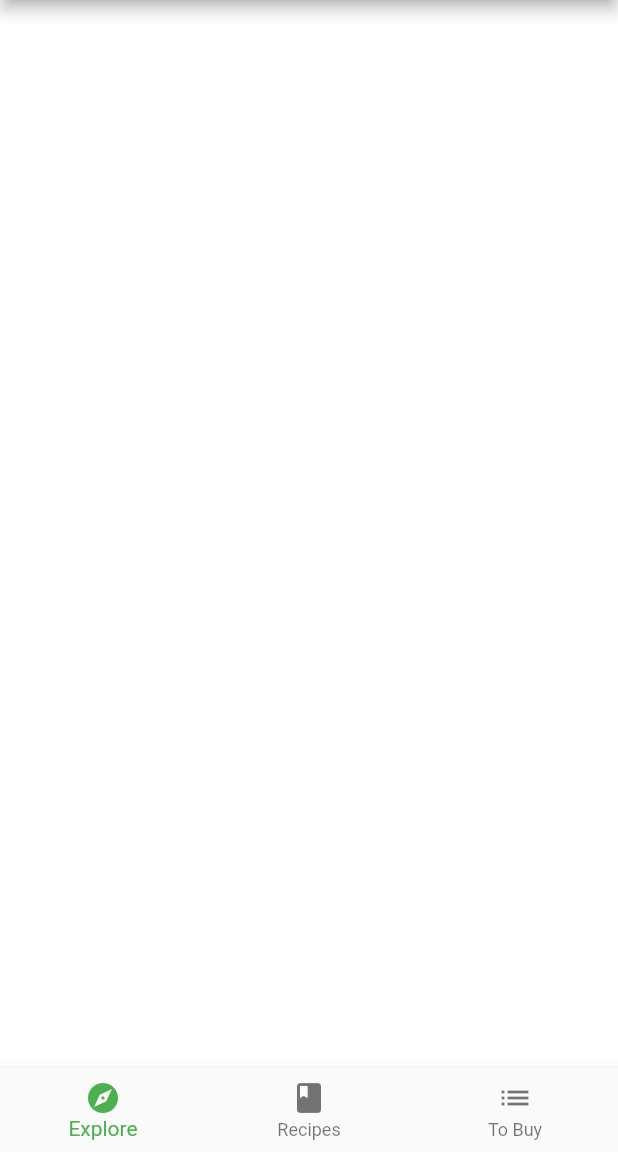
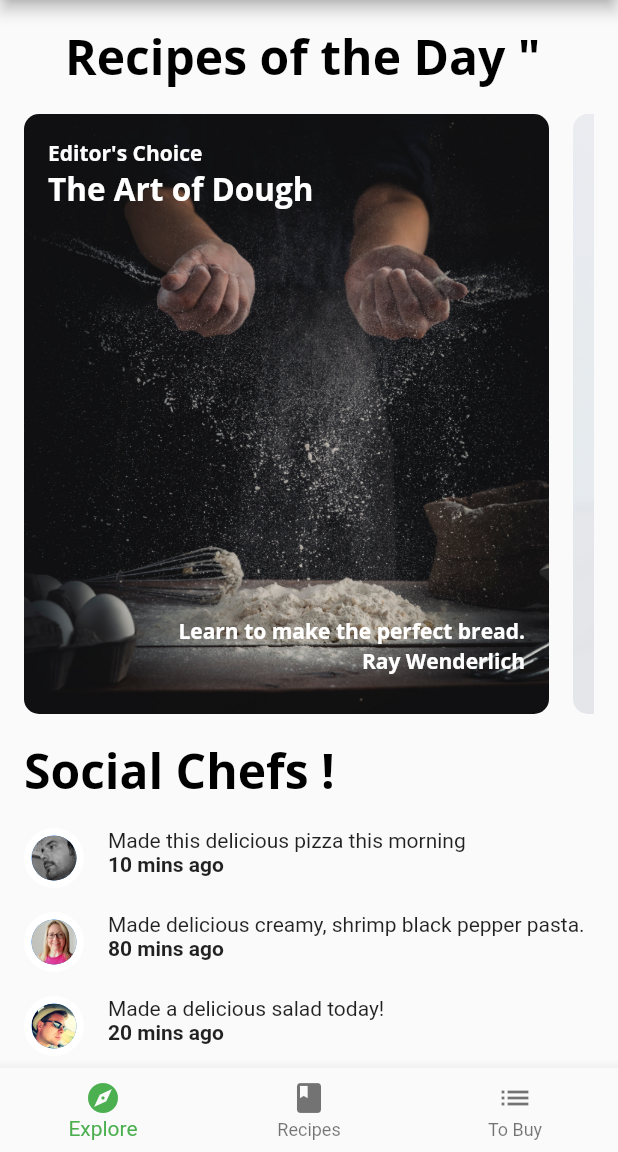
Before and after one commit to aymanobeid0/flutter_apprentice, a Flutter app: the screen it shows after launch, on a phone screen of 412 x 824 dp, the part 84-1236 px from its top. Run offline on Flutter 3.47's test engine with Material 2 defaults, Android fonts, the phone set to English and light mode, and no system bars; our stand-ins replace google_fonts.

Commit message:
List views

```diff
--- a/scrollingwidget/lib/components/components.dart
+++ b/scrollingwidget/lib/components/components.dart
@@ -3,3 +3,6 @@
 export 'card2.dart';
 export 'card3.dart';
 export 'circle_image.dart';
+export 'today_recipe_list_view.dart';
+export 'friend_post_tile.dart';
+export 'friend_post_list_view.dart';
--- /dev/null
+++ b/scrollingwidget/lib/components/friend_post_list_view.dart
@@ -0,0 +1,45 @@
+import 'package:flutter/material.dart';
+import '../models/models.dart';
+import 'components.dart';
+
+class FriendPostListView extends StatelessWidget {
+  const FriendPostListView({Key? key, required this.friendPosts})
+      : super(key: key);
+  final List<Post> friendPosts;
+
+  @override
+  Widget build(BuildContext context) {
+    return Padding(
+      padding: const EdgeInsets.only(
+        left: 16,
+        right: 16,
+        top: 0,
+      ),
+      child: Column(
+        crossAxisAlignment: CrossAxisAlignment.start,
+        children: [
+          Text('Social Chefs ! ', style: Theme.of(context).textTheme.headline1),
+          const SizedBox(height: 16),
+          // TODO: Add PostListView here
+          ListView.separated(
+            // 2
+            primary: false, // 3
+            physics: const NeverScrollableScrollPhysics(), // 4
+            shrinkWrap: true,
+            scrollDirection: Axis.vertical,
+            itemCount: friendPosts.length,
+            itemBuilder: (context, index) {
+              final post = friendPosts[index];
+              return FriendPostTile(post: post);
+            },
+            separatorBuilder: (context, index) {
+              // 6
+              return const SizedBox(height: 16);
+            },
+          ),
+          const SizedBox(height: 16),
+        ],
+      ),
+    );
+  }
+}
--- /dev/null
+++ b/scrollingwidget/lib/components/friend_post_tile.dart
@@ -0,0 +1,36 @@
+import 'package:flutter/material.dart';
+import '../components/components.dart';
+import '../models/models.dart';
+
+class FriendPostTile extends StatelessWidget {
+  const FriendPostTile({Key? key, required this.post}) : super(key: key);
+  final Post post;
+
+  @override
+  Widget build(BuildContext context) {
+    return Row(
+      crossAxisAlignment: CrossAxisAlignment.start,
+      mainAxisAlignment: MainAxisAlignment.start,
+      children: [
+        CircleImage(
+          imageProvider: AssetImage(post.profileImageUrl),
+          imageRadius: 20,
+        ),
+        const SizedBox(width: 16),
+        Expanded(
+          child: Column(
+            crossAxisAlignment: CrossAxisAlignment.start,
+            children: [
+              // 6
+              Text(post.comment), // 7
+              Text(
+                '${post.timestamp} mins ago',
+                style: const TextStyle(fontWeight: FontWeight.w700),
+              ),
+            ],
+          ),
+        )
+      ],
+    );
+  }
+}
--- /dev/null
+++ b/scrollingwidget/lib/components/today_recipe_list_view.dart
@@ -0,0 +1,58 @@
+import 'package:flutter/material.dart'; // 1
+import '../components/components.dart';
+import '../models/models.dart';
+
+class TodayRecipeListView extends StatelessWidget {
+  const TodayRecipeListView({Key? key, required this.recipes})
+      : super(key: key);
+
+  final List<ExploreRecipe> recipes;
+
+  @override
+  Widget build(BuildContext context) {
+    return Padding(
+      padding: const EdgeInsets.only(
+        left: 16,
+        right: 16,
+        top: 16,
+      ),
+      child: Column(
+        mainAxisAlignment: MainAxisAlignment.start,
+        children: [
+          Text('Recipes of the Day " ',
+              style: Theme.of(context).textTheme.headline1),
+          const SizedBox(height: 16),
+          Container(
+            height: 400,
+// TODO: Add ListView Here
+            color: Colors.transparent,
+            child: ListView.separated(
+              scrollDirection: Axis.horizontal,
+              itemCount: recipes.length,
+              itemBuilder: (context, index) {
+                final recipe = recipes[index];
+                return buildCard(recipe);
+              },
+              separatorBuilder: (context, index) {
+                return const SizedBox(width: 16);
+              },
+            ),
+          ),
+        ],
+      ),
+    );
+  }
+
+  // TODO: Add buildCard() widget here
+  Widget buildCard(ExploreRecipe recipe) {
+    if (recipe.cardType == RecipeCardType.card1) {
+      return Card1(recipe: recipe);
+    } else if (recipe.cardType == RecipeCardType.card2) {
+      return Card2(recipe: recipe);
+    } else if (recipe.cardType == RecipeCardType.card3) {
+      return Card3(recipe: recipe);
+    } else {
+      throw Exception('This card doesn\'t exist yet');
+    }
+  }
+}
--- a/scrollingwidget/lib/home.dart
+++ b/scrollingwidget/lib/home.dart
@@ -1,4 +1,5 @@
 import 'package:flutter/material.dart';
+import 'package:scrollingwidget/screens/explore_screen.dart';
 
 class Home extends StatefulWidget {
   const Home({Key? key}) : super(key: key);
@@ -12,7 +13,7 @@
 
   static List<Widget> pages = <Widget>[
     // TODO: Replace with ExploreScreen
-    Container(color: Colors.white),
+    ExploreScreen(),
     // TODO: Replace with RecipesScreen
     Container(color: Colors.green),
     Container(color: Colors.blue),
--- /dev/null
+++ b/scrollingwidget/lib/screens/explore_screen.dart
@@ -0,0 +1,38 @@
+import 'package:flutter/material.dart';
+import '../components/components.dart';
+import '../models/models.dart';
+import '../api/mock_fooderlich_service.dart';
+
+class ExploreScreen extends StatelessWidget {
+  final mockService = MockFooderlichService();
+  ExploreScreen({Key? key}) : super(key: key);
+  @override
+  Widget build(BuildContext context) {
+    // 2
+// TODO 1: Add TodayRecipeListView FutureBuilder
+    return FutureBuilder(
+        future: mockService.getExploreData(),
+        builder: (context, AsyncSnapshot<ExploreData> snapshot) {
+          // TODO: Add Nested List Views
+          if (snapshot.connectionState == ConnectionState.done) {
+            // final recipes = snapshot.data?.todayRecipes ?? [];
+
+            // TODO: Replace this with TodayRecipeListView
+            return ListView(
+              scrollDirection: Axis.vertical,
+              children: [
+                TodayRecipeListView(recipes: snapshot.data?.todayRecipes ?? []),
+                const SizedBox(height: 16),
+                // TODO: Replace this with FriendPostListView
+                FriendPostListView(
+                    friendPosts: snapshot.data?.friendPosts ?? []),
+              ],
+            );
+          } else {
+            return const Center(
+              child: CircularProgressIndicator(),
+            );
+          }
+        });
+  }
+}
```
